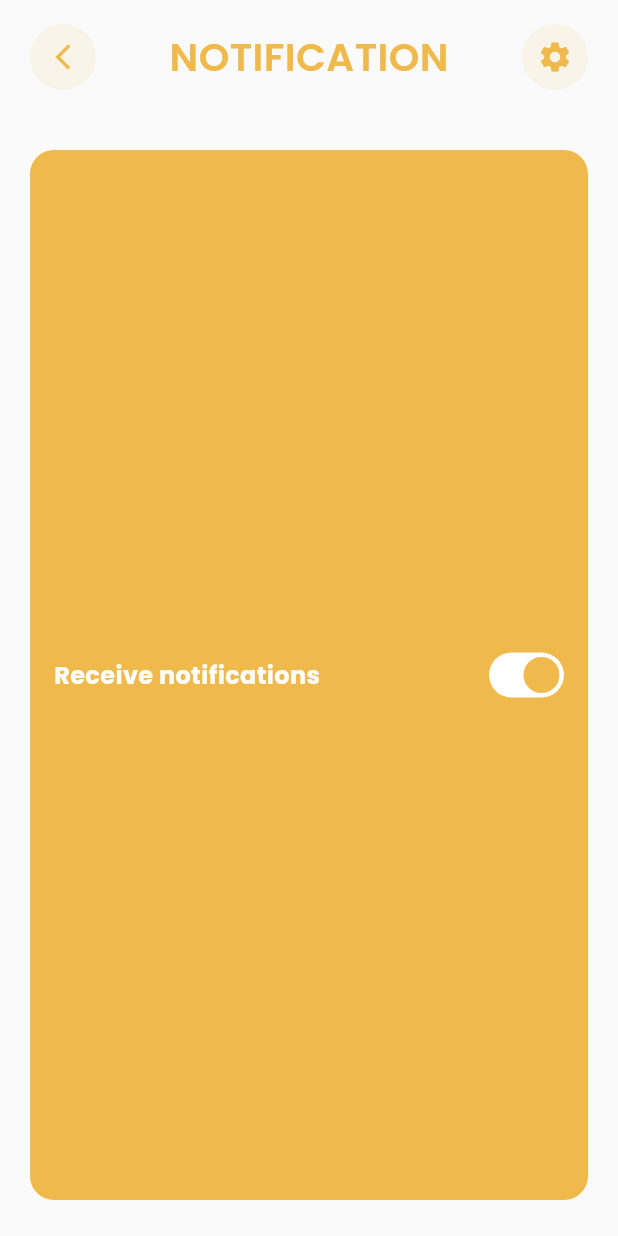
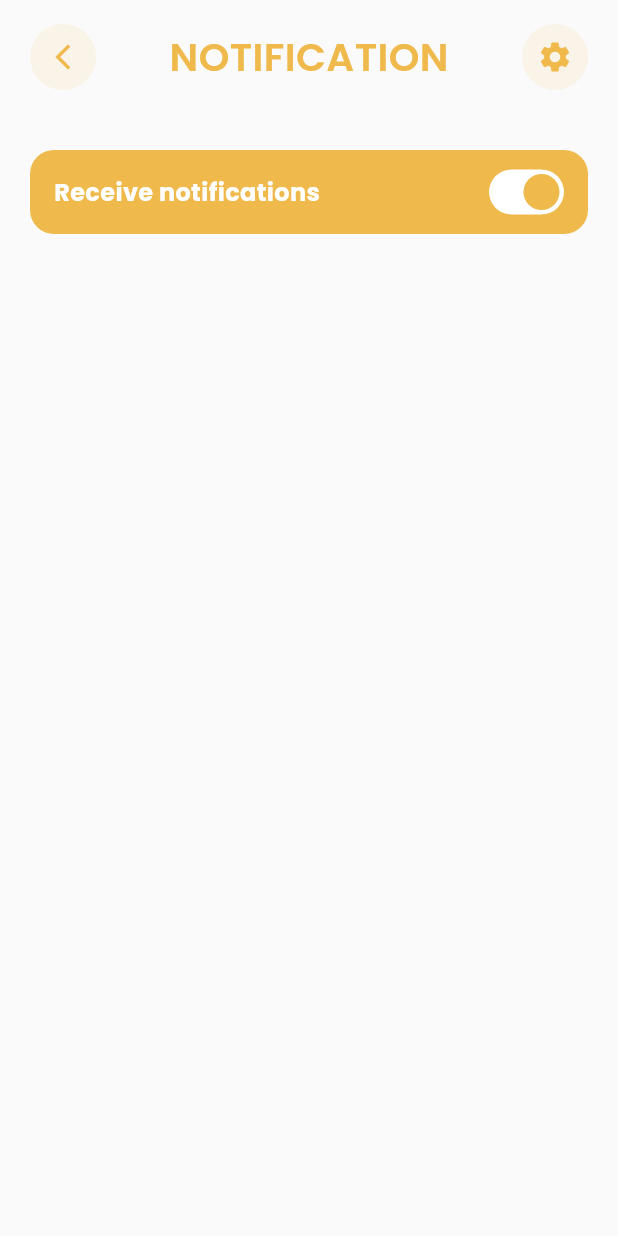
Before and after one commit to mynul56/super_arms_moving_planner, a Flutter app: the NotificationsView screen opened by its route, after a tap on the "settings" icon, on a phone screen of 412 x 824 dp. Run offline on Flutter 3.47's test engine with Material 3 defaults, Android fonts, the phone set to English and light mode, and no system bars; our stand-ins replace file_picker, flutter_svg, get, google_fonts, image_picker, pdf and 1 more; project files that could hold a hidden picture were left out.

Commit message:
feat(notifications): refactor settings view for improved layout and functionality

```diff
--- a/lib/app/modules/notifications/views/notifications_view.dart
+++ b/lib/app/modules/notifications/views/notifications_view.dart
@@ -185,7 +185,9 @@ class NotificationsView extends GetView<NotificationsController> {
   }
 
   Widget _buildSettingsView() {
-    return Padding(
+    return Align(
+      alignment: Alignment.topCenter,
+      child: Padding(
         padding: const EdgeInsets.symmetric(horizontal: 20, vertical: 24),
         child: Container(
           height: 56,
@@ -242,6 +244,7 @@ class NotificationsView extends GetView<NotificationsController> {
             ],
           ),
         ),
+      ),
     );
   }
 }
```
Lines whose indentation alone changed are shown as unchanged.
